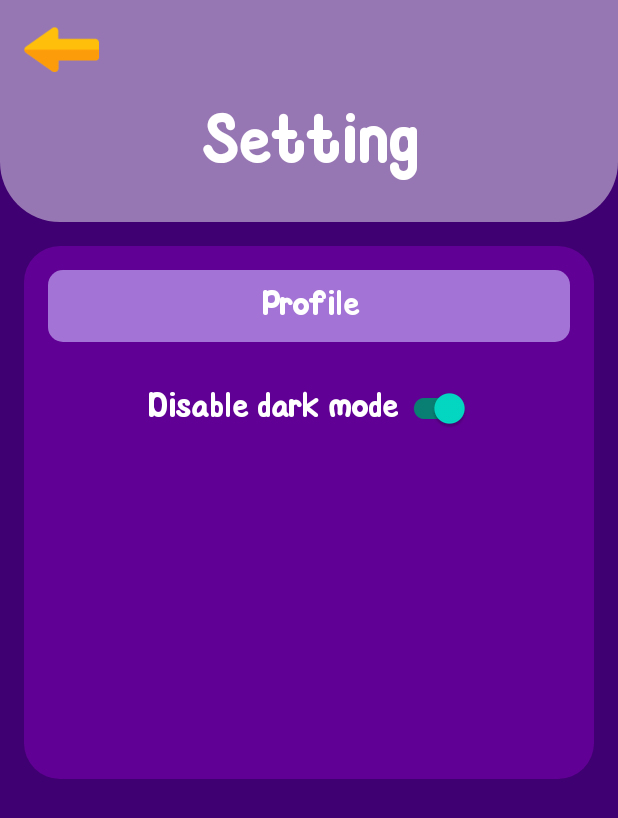
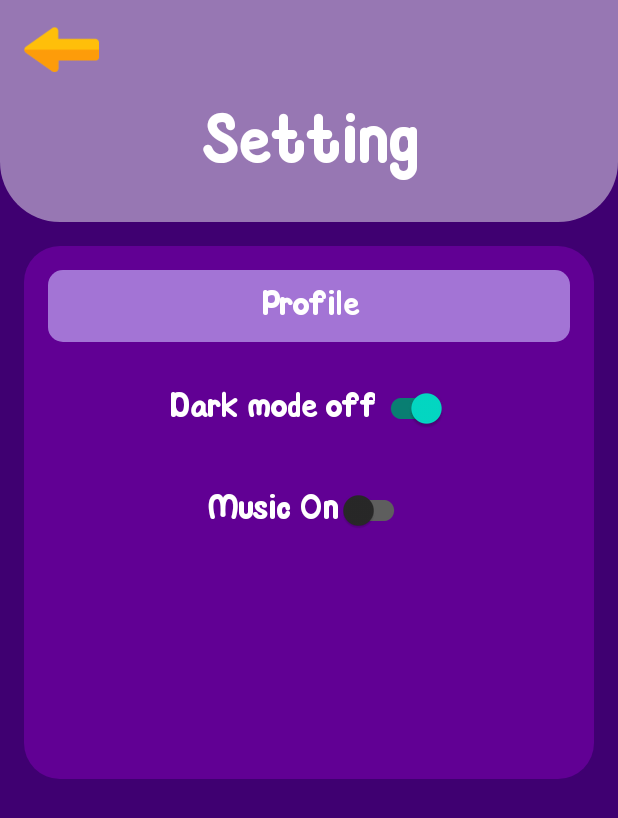
Before and after one commit to riskiilyas/Sciroper-Android-Game, an Android app: the SettingFragment screen opened through its navigation route, after a tap on "Dark mode", on a phone screen of 412 x 824 dp. Shown: the top 818 px of the screen. Run offline under Robolectric (Android 15) with nearby library versions, the phone set to English and light mode, and no system bars; our stand-ins replace Room's generated code, data binding; 1 statement that could not run was skipped.

Commit message:
how toplaygames

```diff
--- a/app/build.gradle
+++ b/app/build.gradle
@@ -100,4 +100,7 @@ dependencies {
     implementation 'com.google.firebase:firebase-analytics-ktx'
     implementation 'com.google.firebase:firebase-firestore-ktx'
     implementation 'com.google.firebase:firebase-auth-ktx'
+
+    //Api youtube
+    implementation 'com.pierfrancescosoffritti.androidyoutubeplayer:core:11.0.1'
 }
--- a/app/src/main/java/com/binar/sciroper/data/local/AppSharedPreference.kt
+++ b/app/src/main/java/com/binar/sciroper/data/local/AppSharedPreference.kt
@@ -9,6 +9,7 @@ object AppSharedPreference {
     private const val KEY_IS_LOGIN = "key_is_login"
     private const val KEY_IS_DARK_MODE = "key_is_dark_mode"
     private const val KEY_ID = "key_id"
+    private const val KEY_MUSIC = "key_music"
 
     private val sharedPreference =
         App.context.get()?.getSharedPreferences(APP_SHARED_PREFERENCES, Context.MODE_PRIVATE)
@@ -36,4 +37,12 @@ object AppSharedPreference {
                 sharedPreference?.edit()?.putBoolean(KEY_IS_DARK_MODE, value)?.apply()
             }
         }
+
+    var isMusicPlay: Boolean?
+        get() = sharedPreference?.getBoolean(KEY_MUSIC, false)
+        set(value) {
+            if (value != null) {
+                sharedPreference?.edit()?.putBoolean(KEY_MUSIC, value)?.apply()
+            }
+        }
 }
--- /dev/null
+++ b/app/src/main/java/com/binar/sciroper/data/local/MusicPlayer.kt
@@ -0,0 +1,8 @@
+package com.binar.sciroper.data.local
+
+import android.media.MediaPlayer
+import com.binar.sciroper.R
+
+object MusicPlayer {
+    var mediaPlayer: MediaPlayer? = null
+}
--- a/app/src/main/java/com/binar/sciroper/ui/mvvm/fragments/setting/SettingFragment.kt
+++ b/app/src/main/java/com/binar/sciroper/ui/mvvm/fragments/setting/SettingFragment.kt
@@ -31,7 +31,7 @@ class SettingFragment : Fragment() {
     override fun onCreateView(
         inflater: LayoutInflater, container: ViewGroup?,
         savedInstanceState: Bundle?
-    ): View? {
+    ): View {
         // Inflate the layout for this fragment
         _binding = FragmentSettingBinding.inflate(inflater, container, false)
         return binding.root
@@ -55,6 +55,18 @@ class SettingFragment : Fragment() {
                 settingVm.setTheme(it)
             }
         }
+
+        settingVm.isCheckedMusic.observe(viewLifecycleOwner) {
+            if (it) {
+                playMusic(view.context)
+                settingVm.setMusic(it)
+            } else {
+                pausePlay()
+                settingVm.setMusic(it)
+            }
+        }
+
+
     }
 
     fun navToMenu() {
--- a/app/src/main/java/com/binar/sciroper/ui/mvvm/fragments/setting/SettingVm.kt
+++ b/app/src/main/java/com/binar/sciroper/ui/mvvm/fragments/setting/SettingVm.kt
@@ -1,25 +1,58 @@
 package com.binar.sciroper.ui.mvvm.fragments.setting
 
+import android.content.Context
+import android.media.MediaPlayer
+import android.view.View
 import androidx.lifecycle.LiveData
 import androidx.lifecycle.MutableLiveData
 import androidx.lifecycle.ViewModel
 import androidx.lifecycle.ViewModelProvider
+import com.binar.sciroper.R
 import com.binar.sciroper.data.db.user.UserDAO
 import com.binar.sciroper.data.local.AppSharedPreference
+import com.binar.sciroper.data.local.MusicPlayer.mediaPlayer
+import com.binar.sciroper.util.App.Companion.context
+import kotlinx.coroutines.withContext
+import kotlin.coroutines.coroutineContext
 
 class SettingVm(private val userDao: UserDAO, private val sharedPreference: AppSharedPreference) :
     ViewModel() {
     private val _isChecked = MutableLiveData<Boolean>(false)
+    private val _isCheckedMusic = MutableLiveData<Boolean>(false)
     val isChecked: LiveData<Boolean> = _isChecked
+    val isCheckedMusic: LiveData<Boolean> = _isCheckedMusic
 
-    fun setIsChecked(){
+    fun setIsChecked() {
         _isChecked.value = !_isChecked.value!!
     }
 
     fun setTheme(condition: Boolean) {
         AppSharedPreference.isDarkMode = condition
     }
+
+    fun setIsCheckedMusic() {
+        _isCheckedMusic.value = !_isCheckedMusic.value!!
+    }
+
+    fun setMusic(condition: Boolean) {
+        AppSharedPreference.isMusicPlay = condition
+    }
+
 }
+
+fun playMusic(context: Context) {
+    mediaPlayer = MediaPlayer.create(
+        context,
+        R.raw.bensound_ukulele
+    )
+    mediaPlayer?.start()
+    mediaPlayer?.isLooping = true
+}
+
+ fun pausePlay() {
+    mediaPlayer?.stop()
+}
+
 
 class SettingVmFactory(
     private val userDao: UserDAO,
--- a/app/src/main/res/layout/fragment_menu.xml
+++ b/app/src/main/res/layout/fragment_menu.xml
@@ -63,9 +63,11 @@
             android:layout_marginEnd="@dimen/margin"
             android:background="?selectableItemBackgroundBorderless"
             android:src="@drawable/htp"
+            android:onClick="@{() -> menuFragment.navToHtp()}"
             app:layout_constraintEnd_toEndOf="parent"
             app:layout_constraintStart_toStartOf="@+id/btnAchievement"
-            app:layout_constraintTop_toBottomOf="@+id/btnAchievement" />
+            app:layout_constraintTop_toBottomOf="@+id/btnAchievement"
+            android:contentDescription="@string/how_to_play" />
 
         <androidx.constraintlayout.widget.ConstraintLayout
             android:layout_width="0dp"
--- a/app/src/main/res/layout/fragment_setting.xml
+++ b/app/src/main/res/layout/fragment_setting.xml
@@ -102,6 +102,23 @@
             app:layout_constraintTop_toBottomOf="@id/btnProfile"
             tools:ignore="UseSwitchCompatOrMaterialXml" />
 
+        <com.google.android.material.switchmaterial.SwitchMaterial
+            android:id="@+id/switchMusic"
+            style="@style/Font_Madeeta"
+            android:layout_width="wrap_content"
+            android:layout_height="wrap_content"
+            android:layout_marginTop="20dp"
+            android:checked="@{vm.isCheckedMusic}"
+            android:onClick="@{() -> vm.setIsCheckedMusic()}"
+            android:text="@{vm.isCheckedMusic? @string/disable_music : @string/music_on }"
+            android:textColor='?textColour'
+            android:textSize="24sp"
+            app:layout_constraintEnd_toEndOf="parent"
+            app:layout_constraintHorizontal_bias="0.498"
+            app:layout_constraintStart_toStartOf="parent"
+            app:layout_constraintTop_toBottomOf="@id/switchDark"
+            tools:ignore="UseSwitchCompatOrMaterialXml" />
+
         <androidx.constraintlayout.widget.Guideline
             android:id="@+id/guideline1"
             android:layout_width="3dp"
--- a/app/src/main/res/values/strings.xml
+++ b/app/src/main/res/values/strings.xml
@@ -43,7 +43,9 @@
     <string name="update">Update</string>
     <string name="sign_out">Sign Out</string>
     <string name="dark_mode">Dark mode</string>
-    <string name="disable_dark_mode">Disable dark mode</string>
+    <string name="music_on">Music On</string>
+    <string name="disable_music">Music Off</string>
+    <string name="disable_dark_mode">Dark mode off</string>
     <string name="choose_avatar">Choose Avatar</string>
     <string name="re_password">re-password</string>
     <string name="are_you_sure">Are you sure?</string>
```
Also changed, not shown: app/src/main/res/layout/fragment_h_t_p.xml (+9 -12 lines), 1 other file.
